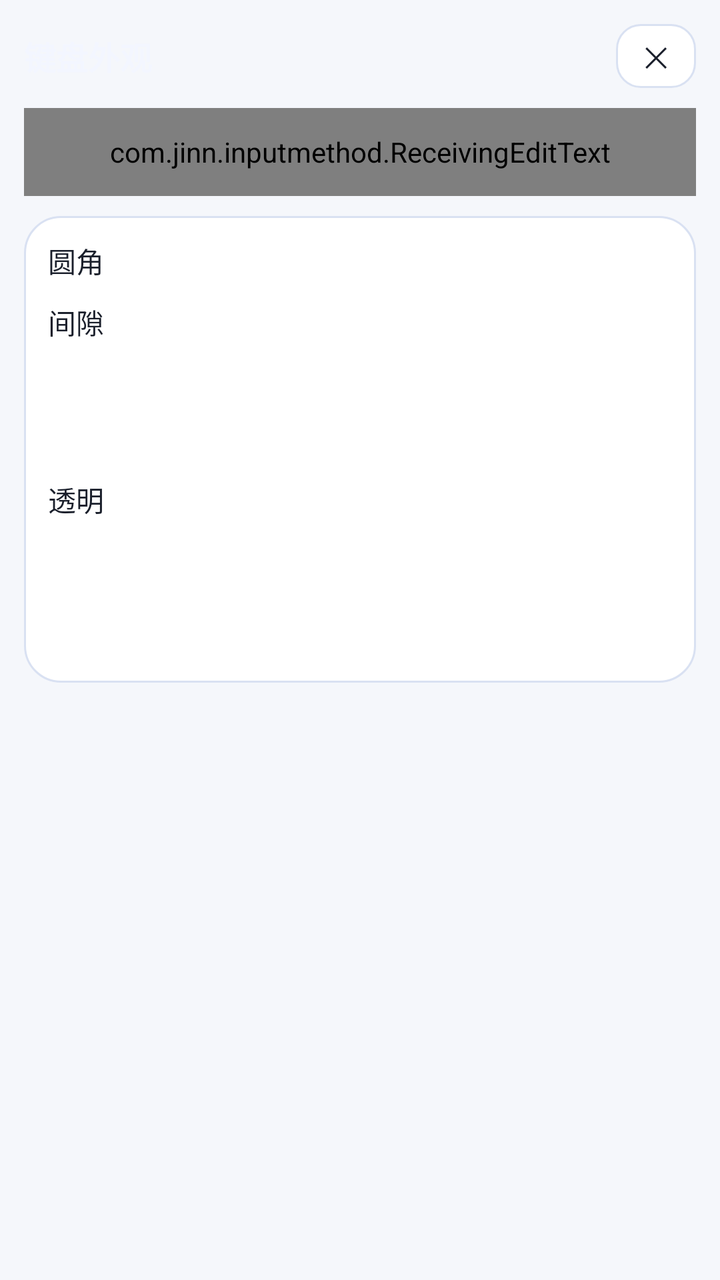
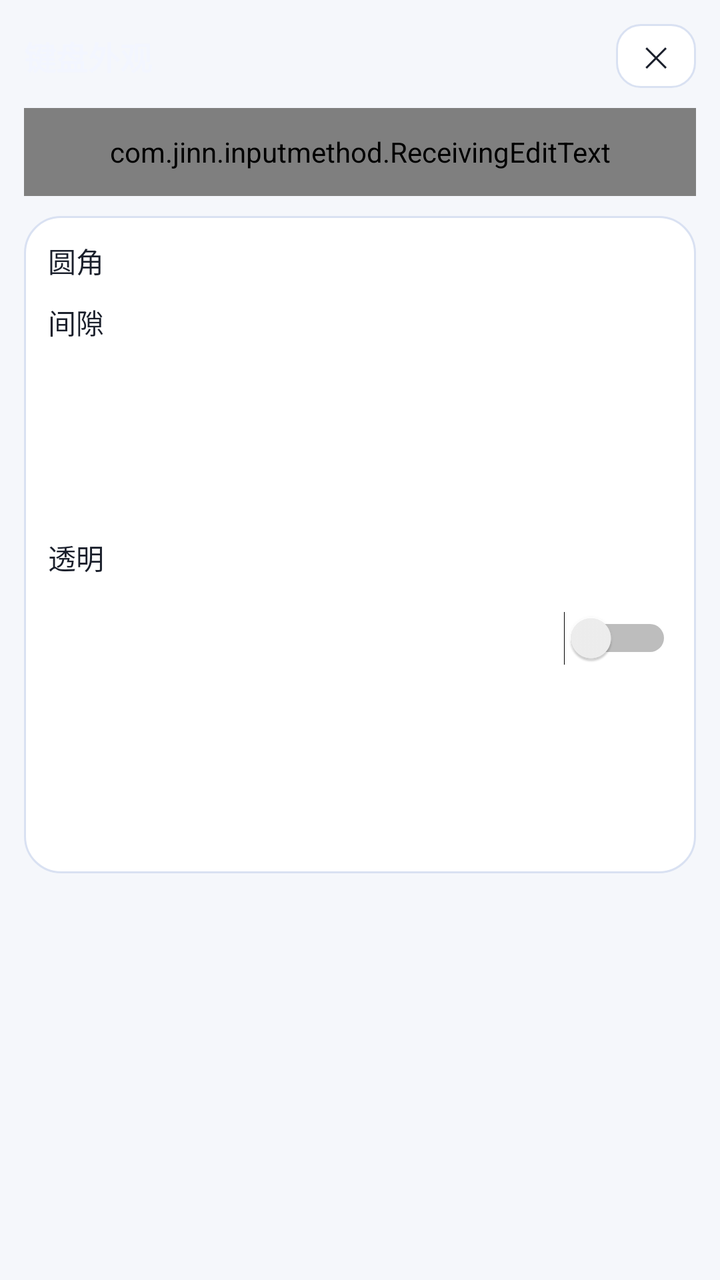

Before-and-after screenshots of an Android layout around one commit, followed by the original layout XML and the change that was made.
<!-- AndroidManifest.xml: application theme AppTheme -->
<!-- res/layout/activity_key_appearance.xml -->
<?xml version="1.0" encoding="utf-8"?>
<ScrollView xmlns:android="http://schemas.android.com/apk/res/android"
    android:layout_width="match_parent"
    android:layout_height="match_parent"
    android:fitsSystemWindows="true"
    android:overScrollMode="never">

    <LinearLayout
        android:layout_width="match_parent"
        android:layout_height="wrap_content"
        android:orientation="vertical"
        android:padding="12dp">

        <LinearLayout
            android:layout_width="match_parent"
            android:layout_height="wrap_content"
            android:gravity="center_vertical"
            android:orientation="horizontal">

            <TextView
                android:layout_width="0dp"
                android:layout_height="wrap_content"
                android:layout_weight="1"
                android:text="@string/key_appearance_title"
                android:textColor="@color/key_appearance_fg"
                android:textSize="16sp"
                android:textStyle="bold" />

            <Button
                style="@style/SettingsButton"
                android:id="@+id/btn_key_appearance_close"
                android:layout_width="40dp"
                android:layout_height="32dp"
                android:minWidth="0dp"
                android:paddingStart="0dp"
                android:paddingEnd="0dp"
                android:text="@string/symbol_order_close"
                android:textSize="14sp" />
        </LinearLayout>

        
        <com.jinn.inputmethod.ReceivingEditText
            android:layout_width="match_parent"
            android:layout_height="44dp"
            android:layout_marginTop="10dp"
            android:layout_marginBottom="10dp"
            android:background="@drawable/field_aurora"
            android:hint="@string/settings_ime_test_hint"
            android:importantForAutofill="no"
            android:imeOptions="actionDone"
            android:inputType="text"
            android:maxLines="1"
            android:paddingStart="12dp"
            android:paddingEnd="12dp"
            android:textColor="@color/text_primary"
            android:textColorHint="@color/text_secondary"
            android:textSize="14sp" />

        <LinearLayout
            android:layout_width="match_parent"
            android:layout_height="wrap_content"
            android:background="@drawable/card_aurora"
            android:orientation="vertical"
            android:padding="12dp">

            
            <LinearLayout
                android:layout_width="match_parent"
                android:layout_height="wrap_content"
                android:gravity="center_vertical"
                android:orientation="horizontal">

                <TextView
                    android:layout_width="wrap_content"
                    android:layout_height="wrap_content"
                    android:minWidth="32dp"
                    android:text="@string/key_corner_title"
                    android:textColor="@color/text_primary"
                    android:textSize="14sp" />

                <SeekBar
                    android:id="@+id/seek_key_corner"
                    android:layout_width="0dp"
                    android:layout_height="wrap_content"
                    android:layout_marginStart="10dp"
                    android:layout_weight="1"
                    android:progressBackgroundTint="@color/card_stroke"
                    android:progressTint="@color/accent"
                    android:thumbTint="@color/accent" />

                <TextView
                    android:id="@+id/text_key_corner"
                    android:layout_width="wrap_content"
                    android:layout_height="wrap_content"
                    android:gravity="end"
                    android:minWidth="52dp"
                    android:textColor="@color/accent"
                    android:textSize="13sp" />
            </LinearLayout>

            
            <LinearLayout
                android:layout_width="match_parent"
                android:layout_height="wrap_content"
                android:layout_marginTop="10dp"
                android:gravity="center_vertical"
                android:orientation="horizontal">

                <TextView
                    android:layout_width="wrap_content"
                    android:layout_height="wrap_content"
                    android:minWidth="32dp"
                    android:text="@string/key_gap_title"
                    android:textColor="@color/text_primary"
                    android:textSize="14sp" />

                <SeekBar
                    android:id="@+id/seek_key_gap"
                    android:layout_width="0dp"
                    android:layout_height="wrap_content"
                    android:layout_marginStart="10dp"
                    android:layout_weight="1"
                    android:progressBackgroundTint="@color/card_stroke"
                    android:progressTint="@color/accent"
                    android:thumbTint="@color/accent" />

                <TextView
                    android:id="@+id/text_key_gap"
                    android:layout_width="wrap_content"
                    android:layout_height="wrap_content"
                    android:gravity="end"
                    android:minWidth="52dp"
                    android:textColor="@color/accent"
                    android:textSize="13sp" />
            </LinearLayout>

            
            <LinearLayout
                android:layout_width="match_parent"
                android:layout_height="wrap_content"
                android:layout_marginTop="10dp"
                android:gravity="center_vertical"
                android:orientation="horizontal">

                <TextView
                    android:id="@+id/label_candidate_spacing"
                    android:layout_width="wrap_content"
                    android:layout_height="wrap_content"
                    android:minWidth="32dp"
                    android:textColor="@color/text_primary"
                    android:textSize="14sp" />

                <SeekBar
                    android:id="@+id/seek_candidate_spacing"
                    android:layout_width="0dp"
                    android:layout_height="wrap_content"
                    android:layout_marginStart="10dp"
                    android:layout_weight="1"
                    android:progressBackgroundTint="@color/card_stroke"
                    android:progressTint="@color/accent"
                    android:thumbTint="@color/accent" />

                <TextView
                    android:id="@+id/text_candidate_spacing"
                    android:layout_width="wrap_content"
                    android:layout_height="wrap_content"
                    android:gravity="end"
                    android:minWidth="52dp"
                    android:textColor="@color/accent"
                    android:textSize="13sp" />
            </LinearLayout>

            
            <LinearLayout
                android:layout_width="match_parent"
                android:layout_height="wrap_content"
                android:layout_marginTop="10dp"
                android:gravity="center_vertical"
                android:orientation="horizontal">

                <TextView
                    android:id="@+id/label_candidate_text_size"
                    android:layout_width="wrap_content"
                    android:layout_height="wrap_content"
                    android:minWidth="32dp"
                    android:textColor="@color/text_primary"
                    android:textSize="14sp" />

                <SeekBar
                    android:id="@+id/seek_candidate_text_size"
                    android:layout_width="0dp"
                    android:layout_height="wrap_content"
                    android:layout_marginStart="10dp"
                    android:layout_weight="1"
                    android:progressBackgroundTint="@color/card_stroke"
                    android:progressTint="@color/accent"
                    android:thumbTint="@color/accent" />

                <TextView
                    android:id="@+id/text_candidate_text_size"
                    android:layout_width="wrap_content"
                    android:layout_height="wrap_content"
                    android:gravity="end"
                    android:minWidth="52dp"
                    android:textColor="@color/accent"
                    android:textSize="13sp" />
            </LinearLayout>

            
            <LinearLayout
                android:layout_width="match_parent"
                android:layout_height="wrap_content"
                android:layout_marginTop="10dp"
                android:gravity="center_vertical"
                android:orientation="horizontal">

                <TextView
                    android:layout_width="wrap_content"
                    android:layout_height="wrap_content"
                    android:minWidth="32dp"
                    android:text="@string/key_transparency_title"
                    android:textColor="@color/text_primary"
                    android:textSize="14sp" />

                <SeekBar
                    android:id="@+id/seek_key_transparency"
                    android:layout_width="0dp"
                    android:layout_height="wrap_content"
                    android:layout_marginStart="10dp"
                    android:layout_weight="1"
                    android:progressBackgroundTint="@color/card_stroke"
                    android:progressTint="@color/accent"
                    android:thumbTint="@color/accent" />

                <TextView
                    android:id="@+id/text_key_transparency"
                    android:layout_width="wrap_content"
                    android:layout_height="wrap_content"
                    android:gravity="end"
                    android:minWidth="52dp"
                    android:textColor="@color/accent"
                    android:textSize="13sp" />
            </LinearLayout>

            
            <TextView
                android:id="@+id/text_skin_light_title"
                android:layout_width="match_parent"
                android:layout_height="wrap_content"
                android:layout_marginTop="12dp"
                android:autoSizeMaxTextSize="13sp"
                android:autoSizeMinTextSize="9sp"
                android:autoSizeTextType="uniform"
                android:maxLines="1"
                android:textColor="@color/text_primary"
                android:textSize="13sp" />

            <LinearLayout
                android:id="@+id/skin_row_light"
                android:layout_width="match_parent"
                android:layout_height="wrap_content"
                android:layout_marginTop="6dp"
                android:orientation="vertical" />

            <TextView
                android:id="@+id/text_skin_dark_title"
                android:layout_width="match_parent"
                android:layout_height="wrap_content"
                android:layout_marginTop="10dp"
                android:autoSizeMaxTextSize="13sp"
                android:autoSizeMinTextSize="9sp"
                android:autoSizeTextType="uniform"
                android:maxLines="1"
                android:textColor="@color/text_primary"
                android:textSize="13sp" />

            <LinearLayout
                android:id="@+id/skin_row_dark"
                android:layout_width="match_parent"
                android:layout_height="wrap_content"
                android:layout_marginTop="6dp"
                android:orientation="vertical" />

        </LinearLayout>
    </LinearLayout>
</ScrollView>
<!-- resources referenced by this layout -->
<resources>
  <color name="accent">#2F6BE0</color>
  <color name="card_stroke">#D9E1F2</color>
  <color name="key_appearance_fg">#F3F6FF</color>
  <color name="text_primary">#1A1F2B</color>
  <color name="text_secondary">#5A6474</color>
  <!-- drawable card_aurora (drawable) -->
  <?xml version="1.0" encoding="utf-8"?>
  <shape xmlns:android="http://schemas.android.com/apk/res/android"
      android:shape="rectangle">
      <solid android:color="@color/card_bg" />
      <corners android:radius="18dp" />
      <stroke
          android:width="1dp"
          android:color="@color/card_stroke" />
  </shape>
  <!-- drawable field_aurora (drawable) -->
  <?xml version="1.0" encoding="utf-8"?>
  <selector xmlns:android="http://schemas.android.com/apk/res/android">
      <item android:state_focused="true">
          <shape android:shape="rectangle">
              <solid android:color="@color/field_bg" />
              <corners android:radius="12dp" />
              <stroke
                  android:width="1.5dp"
                  android:color="@color/aurora_cyan" />
          </shape>
      </item>
      <item>
          <shape android:shape="rectangle">
              <solid android:color="@color/field_bg" />
              <corners android:radius="12dp" />
              <stroke
                  android:width="1dp"
                  android:color="@color/card_stroke" />
          </shape>
      </item>
  </selector>
  <string name="key_appearance_title">键盘外观</string>
  <string name="key_corner_title">圆角</string>
  <string name="key_gap_title">间隙</string>
  <string name="key_transparency_title">透明</string>
  <string name="settings_ime_test_hint">点这里唤起键盘</string>
  <string name="symbol_order_close">✕</string>
  <style name="SettingsButton">
          <item name="android:layout_width">match_parent</item>
          <item name="android:layout_height">40dp</item>
          <item name="android:background">@drawable/btn_aurora_secondary</item>
          <item name="android:textColor">@color/text_primary</item>
          <item name="android:textSize">13sp</item>
          <item name="android:gravity">center</item>
      </style>
  <color name="card_bg">#FFFFFF</color>
  <color name="field_bg">#F1F4FC</color>
  <color name="aurora_cyan">#0A7A90</color>
  <!-- drawable btn_aurora_secondary (drawable) -->
  <?xml version="1.0" encoding="utf-8"?>
  <ripple xmlns:android="http://schemas.android.com/apk/res/android"
      android:color="@color/ripple_on_surface">
      <item>
          <shape android:shape="rectangle">
              <solid android:color="@color/btn_secondary_bg" />
              <corners android:radius="12dp" />
              <stroke
                  android:width="1dp"
                  android:color="@color/card_stroke" />
          </shape>
      </item>
  </ripple>
  <color name="app_bg">#F5F7FB</color>
  <color name="nav_bar">#1A1F2B</color>
  <style name="AppDialogTheme" parent="@android:style/Theme.Material.Light.Dialog.Alert">
          <item name="android:colorAccent">@color/accent</item>
          <item name="android:colorBackground">@color/app_bg</item>
          <item name="android:textColorPrimary">@color/text_primary</item>
          <item name="android:textColorSecondary">@color/text_secondary</item>
      </style>
  <color name="ripple_on_surface">#1A000000</color>
  <color name="btn_secondary_bg">#FFFFFF</color>
</resources>

<!-- the commit's change to res/layout/activity_key_appearance.xml (unified diff, before → after) -->
@@ -143,6 +143,42 @@
                 android:orientation="horizontal">
 
                 <TextView
+                    android:id="@+id/label_key_height"
+                    android:layout_width="wrap_content"
+                    android:layout_height="wrap_content"
+                    android:minWidth="32dp"
+                    android:textColor="@color/text_primary"
+                    android:textSize="14sp" />
+
+                <SeekBar
+                    android:id="@+id/seek_key_height"
+                    android:layout_width="0dp"
+                    android:layout_height="wrap_content"
+                    android:layout_marginStart="10dp"
+                    android:layout_weight="1"
+                    android:progressBackgroundTint="@color/card_stroke"
+                    android:progressTint="@color/accent"
+                    android:thumbTint="@color/accent" />
+
+                <TextView
+                    android:id="@+id/text_key_height"
+                    android:layout_width="wrap_content"
+                    android:layout_height="wrap_content"
+                    android:gravity="end"
+                    android:minWidth="52dp"
+                    android:textColor="@color/accent"
+                    android:textSize="13sp" />
+            </LinearLayout>
+
+            
+            <LinearLayout
+                android:layout_width="match_parent"
+                android:layout_height="wrap_content"
+                android:layout_marginTop="10dp"
+                android:gravity="center_vertical"
+                android:orientation="horizontal">
+
+                <TextView
                     android:id="@+id/label_candidate_spacing"
                     android:layout_width="wrap_content"
                     android:layout_height="wrap_content"
@@ -241,6 +277,25 @@
                     android:textColor="@color/accent"
                     android:textSize="13sp" />
             </LinearLayout>
+
+            
+            <Switch
+                android:id="@+id/switch_letter_uppercase"
+                android:layout_width="match_parent"
+                android:layout_height="wrap_content"
+                android:layout_marginTop="10dp"
+                android:minHeight="40dp"
+                android:textColor="@color/text_primary"
+                android:textSize="14sp" />
+
+            <TextView
+                android:id="@+id/text_letter_upper_desc"
+                android:layout_width="match_parent"
+                android:layout_height="wrap_content"
+                android:paddingStart="4dp"
+                android:paddingEnd="4dp"
+                android:textColor="@color/text_primary"
+                android:textSize="12sp" />
 
             
             <TextView
